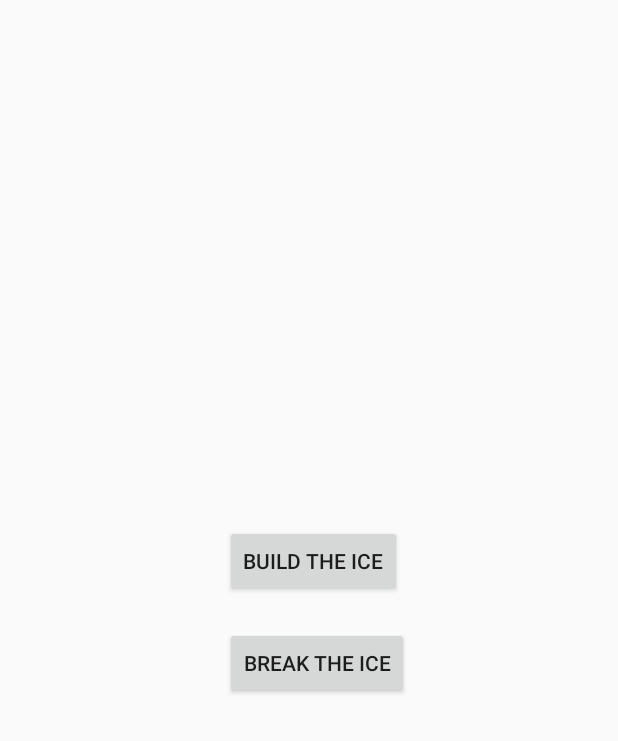
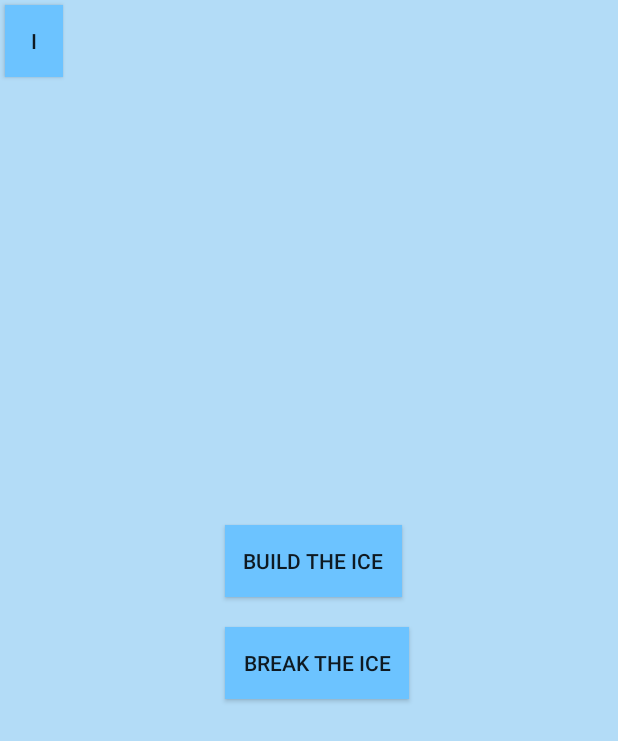
Before and after one commit to johnmcguire1/IceBreaker, an Android app: the screen it shows after launch (MainActivity), on a phone screen of 412 x 824 dp. Shown: the top 741 px of the screen. Run offline under Robolectric (Android 15) with nearby library versions, the phone set to English and light mode, and no system bars.

Commit message:
Added information button

```diff
--- a/app/src/main/java/com/example/icebreaker/MainActivity.java
+++ b/app/src/main/java/com/example/icebreaker/MainActivity.java
@@ -1,14 +1,16 @@
 package com.example.icebreaker;
 
 import android.content.Intent;
+import android.os.Bundle;
 import android.support.v7.app.AppCompatActivity;
-import android.os.Bundle;
 import android.view.View;
 import android.widget.Button;
+import android.widget.Toast;
+
 
 public class MainActivity extends AppCompatActivity {
 
-    private Button breakButton, buildButton;
+    private Button breakButton, buildButton, infoButton;
 
     @Override
     protected void onCreate(Bundle savedInstanceState) {
@@ -17,6 +19,7 @@ public class MainActivity extends AppCompatActivity {
 
         breakButton = findViewById(R.id.breakice);
         buildButton = findViewById(R.id.buildice);
+        infoButton = findViewById(R.id.info);
     }
 
     public void loadDetailsActivity(View view) {
@@ -32,4 +35,14 @@ public class MainActivity extends AppCompatActivity {
         startActivity(intent);
         return;
     }
+
+    public void loadInfo(View view) {
+        String info = "This game is supposed to break the ice between two people who haven't met before. " +
+                "One person fills out a survey about themselves, 'building the ice', then gives the phone to another person. " +
+                "That second person 'breaks the ice' by choosing out of three statements about the previous person" +
+                "two truths and a lie. Then they could enter their information and give the phone to the third person," +
+                "or swipe to he side to answer questions about other people.";
+        Toast.makeText(MainActivity.this, info, Toast.LENGTH_LONG).show();
+
+    }
 }
--- a/app/src/main/res/layout/activity_details__input.xml
+++ b/app/src/main/res/layout/activity_details__input.xml
@@ -5,12 +5,13 @@
     android:layout_width="match_parent"
     android:layout_height="match_parent"
     tools:context=".Details_Input">
-    --just testing if I can push
+
 
     <RelativeLayout
     android:layout_width="match_parent"
     android:layout_height="match_parent"
-        tools:ignore="ExtraText">
+        tools:ignore="ExtraText"
+        android:background="#B3DCF7">
         <ScrollView xmlns:android="http://schemas.android.com/apk/res/android"
             android:layout_width="match_parent"
             android:layout_height="match_parent"
--- a/app/src/main/res/layout/activity_main.xml
+++ b/app/src/main/res/layout/activity_main.xml
@@ -1,6 +1,8 @@
 <?xml version="1.0" encoding="utf-8"?>
-<android.support.constraint.ConstraintLayout xmlns:android="http://schemas.android.com/apk/res/android"
-    xmlns:app="http://schemas.android.com/apk/res-auto"
+
+
+<android.support.constraint.ConstraintLayout
+    xmlns:android="http://schemas.android.com/apk/res/android"
     xmlns:tools="http://schemas.android.com/tools"
     android:layout_width="match_parent"
     android:layout_height="match_parent"
@@ -8,7 +10,8 @@
 
     <RelativeLayout
         android:layout_width="match_parent"
-        android:layout_height="match_parent">
+        android:layout_height="match_parent"
+        android:background="#B3DCF7">
 
         <Button
             android:id="@+id/buildice"
@@ -23,6 +26,7 @@
             android:layout_marginLeft="150dp"
             android:layout_marginTop="350dp"
             android:layout_marginEnd="144dp"
+            android:background="#6CC3FF"
             android:layout_marginRight="144dp"
             android:onClick="loadDetailsActivity"
             android:text="@string/buildicetext"
@@ -40,6 +44,7 @@
             android:layout_marginStart="150dp"
             android:layout_marginLeft="150dp"
             android:layout_marginTop="20dp"
+            android:background="#6CC3FF"
             android:layout_marginEnd="139dp"
             android:layout_marginRight="139dp"
             android:text="@string/breakicetext"
@@ -47,6 +52,25 @@
             tools:layout_marginTop="20dp"
             android:onClick="loadQuizActivity"/>
 
+        <Button
+            android:id="@+id/info"
+            android:layout_width="wrap_content"
+            android:layout_height="wrap_content"
+            android:layout_alignParentStart="true"
+            android:layout_alignParentLeft="true"
+            android:layout_alignParentEnd="true"
+            android:layout_alignParentRight="true"
+            android:layout_marginStart="3dp"
+            android:layout_marginLeft="3dp"
+            android:layout_marginTop="3dp"
+            android:background="#6CC3FF"
+            android:layout_marginEnd="370dp"
+            android:layout_marginRight="5dp"
+            android:text="@string/information"
+            tools:layout_marginBottom="317dp"
+            tools:layout_marginTop="20dp"
+            android:onClick="loadInfo"/>
+
 
     </RelativeLayout>
 
--- a/app/src/main/res/layout/activity_quiz.xml
+++ b/app/src/main/res/layout/activity_quiz.xml
@@ -9,7 +9,8 @@
     <RelativeLayout
         android:layout_width="match_parent"
         android:layout_height="match_parent"
-        tools:ignore="ExtraText">
+        tools:ignore="ExtraText"
+        android:background="#B3DCF7">
 
         <TextView
             android:id="@+id/persontext"
--- a/app/src/main/res/values/strings.xml
+++ b/app/src/main/res/values/strings.xml
@@ -4,4 +4,5 @@
     <string name="breakicetext">Break the Ice</string>
     <string name="cakeorbiscuit">Is a Jaffa cake a cake or a biscuit?</string>
     <string name="save">Save</string>
+    <string name="information">i</string>
 </resources>
```
Also changed, not shown: app/src/main/java/com/example/icebreaker/Details_Input.java (+5 -11 lines).
